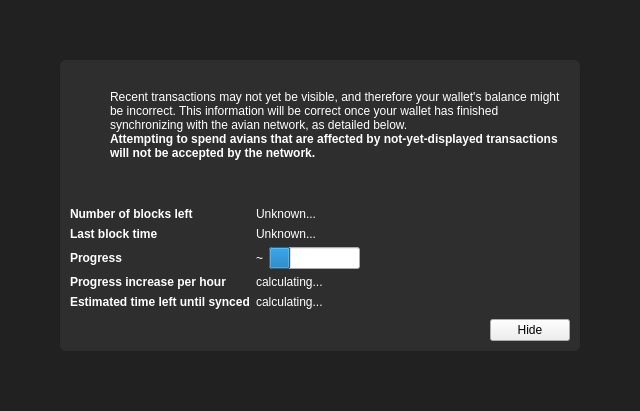
Qt form src/qt/forms/modaloverlay.ui (AvianNetwork/Avian) before a commit.
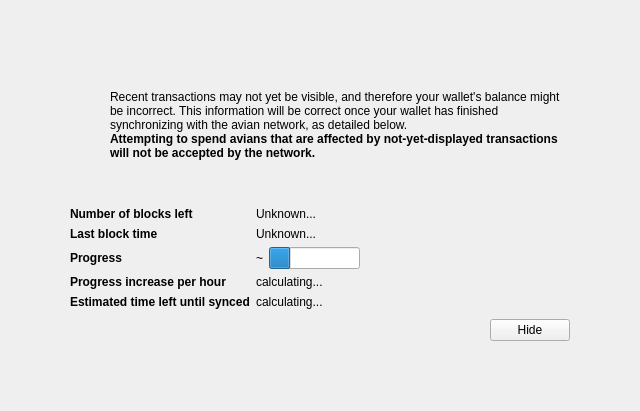
The same form after that commit. Icons and pictures are not drawn. Custom widgets are drawn as their Qt base class.

Commit message: Update Flight Plans and Styles - Disable Flight Plans - Add CSS for Dark and Light

The edit to the form file:
```diff
--- a/src/qt/forms/modaloverlay.ui
+++ b/src/qt/forms/modaloverlay.ui
@@ -31,9 +31,6 @@
    </property>
    <item>
     <widget class="QWidget" name="bgWidget" native="true">
-     <property name="styleSheet">
-      <string notr="true">#bgWidget { background: rgba(0,0,0,220); }</string>
-     </property>
      <layout class="QVBoxLayout" name="verticalLayoutMain" stretch="1">
       <property name="leftMargin">
        <number>60</number>
@@ -49,11 +46,6 @@
       </property>
       <item>
        <widget class="QWidget" name="contentWidget" native="true">
-        <property name="styleSheet">
-         <string notr="true">#contentWidget { background: #2E2E2E; border-radius: 6px; }
-
-QLabel { color: #FFFFFF;  }</string>
-        </property>
         <layout class="QVBoxLayout" name="verticalLayoutSub" stretch="1,0,0,0">
          <property name="spacing">
           <number>0</number>
```
The commit also changes 329 other files.
